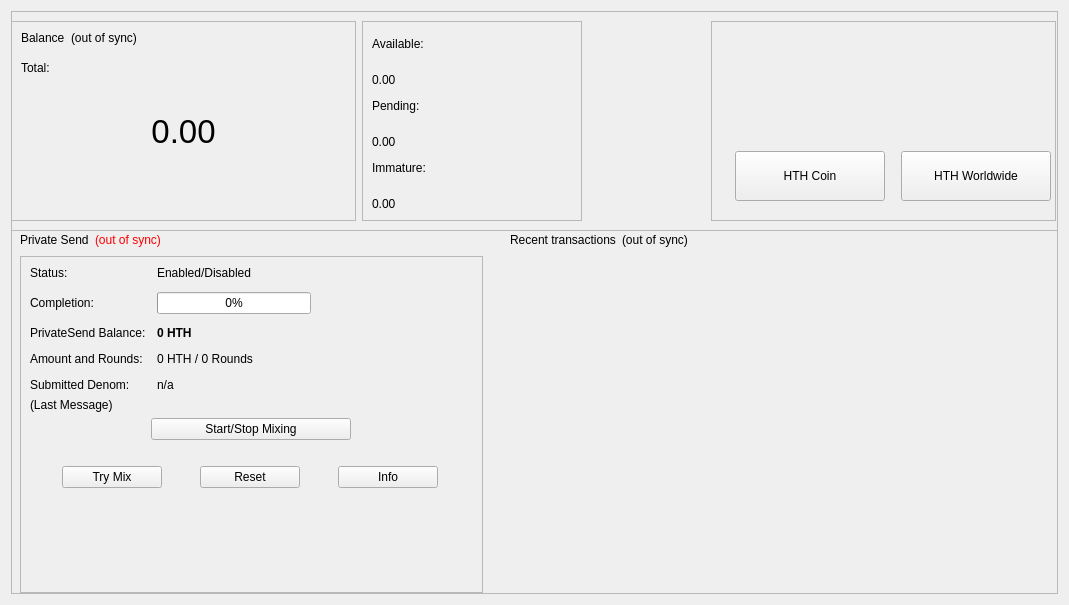
Qt form src/qt/forms/overviewpage.ui (devilking6105/HTH-Legacy) before a commit.
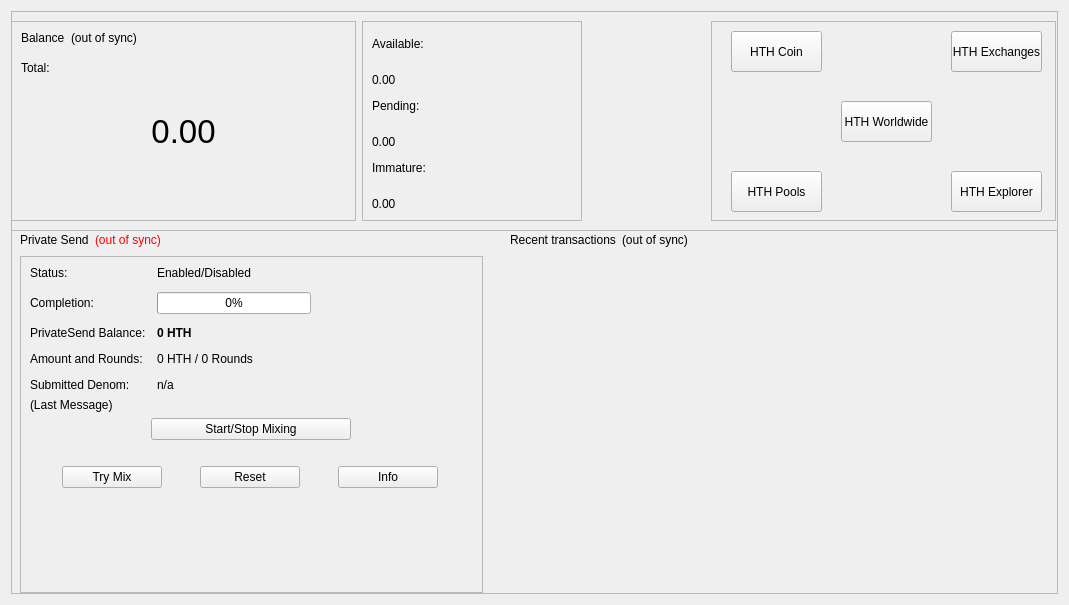
The same form after that commit.

Patch:
```diff
--- a/src/qt/forms/overviewpage.ui
+++ b/src/qt/forms/overviewpage.ui
@@ -487,10 +487,10 @@
              <widget class="QPushButton" name="pushButton_Website">
               <property name="geometry">
                <rect>
-                <x>180</x>
-                <y>120</y>
-                <width>150</width>
-                <height>50</height>
+                <x>120</x>
+                <y>70</y>
+                <width>91</width>
+                <height>41</height>
                </rect>
               </property>
               <property name="toolTip">
@@ -506,16 +506,55 @@
              <widget class="QPushButton" name="pushButton_Website_1">
               <property name="geometry">
                <rect>
-                <x>14</x>
-                <y>120</y>
-                <width>150</width>
-                <height>50</height>
+                <x>10</x>
+                <y>0</y>
+                <width>91</width>
+                <height>41</height>
                </rect>
               </property>
               <property name="text">
                <string>HTH Coin</string>
               </property>
              </widget>
+             <widget class="QPushButton" name="pushButton_Website_3">
+              <property name="geometry">
+               <rect>
+                <x>230</x>
+                <y>140</y>
+                <width>91</width>
+                <height>41</height>
+               </rect>
+              </property>
+              <property name="text">
+               <string>HTH Explorer</string>
+              </property>
+             </widget>
+             <widget class="QPushButton" name="pushButton_Website_2">
+              <property name="geometry">
+               <rect>
+                <x>230</x>
+                <y>0</y>
+                <width>91</width>
+                <height>41</height>
+               </rect>
+              </property>
+              <property name="text">
+               <string>HTH Exchanges</string>
+              </property>
+             </widget>
+             <widget class="QPushButton" name="pushButton_Website_4">
+              <property name="geometry">
+               <rect>
+                <x>10</x>
+                <y>140</y>
+                <width>91</width>
+                <height>41</height>
+               </rect>
+              </property>
+              <property name="text">
+               <string>HTH Pools</string>
+              </property>
+             </widget>
             </widget>
            </item>
           </layout>
```
Left out of the diff: 4 changed lines with no effect on the pictures.
